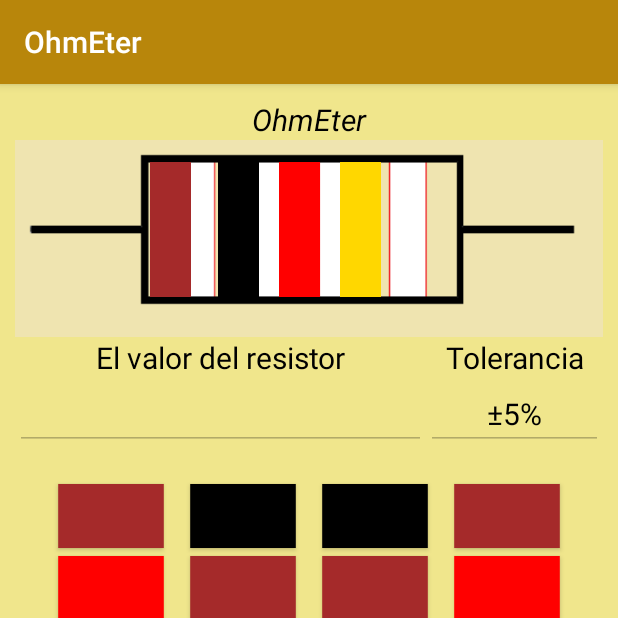
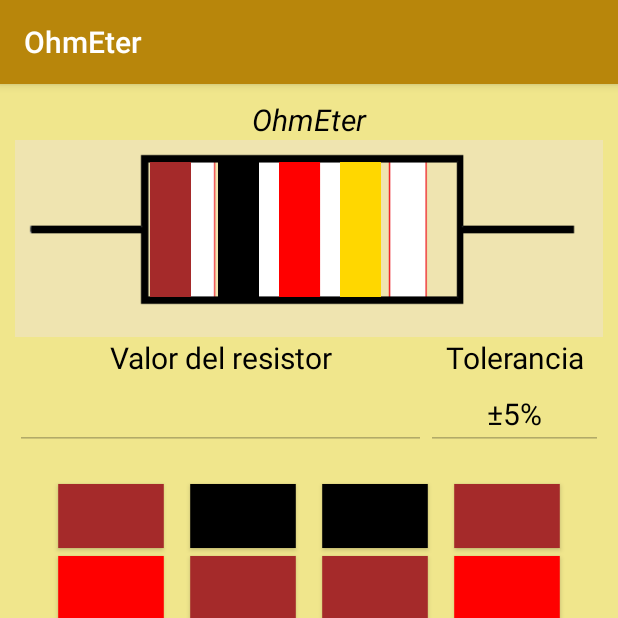
Before and after one commit to edopore/OhmEter, an Android app: the screen it shows after launch (MainActivity), on a phone screen of 412 x 824 dp, the top half of it. Run offline under Robolectric (Android 15) with nearby library versions, the phone set to English and light mode, and no system bars.

Commit message:
Versión Final de la calculadora de resistencias.

```diff
--- a/app/src/main/java/com/example/edopore/formilariosencillo/MainActivity.java
+++ b/app/src/main/java/com/example/edopore/formilariosencillo/MainActivity.java
@@ -20,7 +20,7 @@ public class MainActivity extends AppCompatActivity {
     TextView Tole, Valor;
     int n1, n2;
     double mult;
-    DecimalFormat format = new DecimalFormat("0.0");
+    DecimalFormat format = new DecimalFormat("0.00");
 
     @Override
     protected void onCreate(Bundle savedInstanceState) {
--- a/app/src/main/res/layout/activity_main.xml
+++ b/app/src/main/res/layout/activity_main.xml
@@ -83,8 +83,8 @@
 
                 <TextView
                     android:layout_width="0dp"
+                    android:layout_height="wrap_content"
                     android:layout_weight="0.7"
-                    android:layout_height="wrap_content"
                     android:gravity="center"
                     android:text="@string/Valore"
                     android:textColor="@color/black"
@@ -92,8 +92,8 @@
 
                 <TextView
                     android:layout_width="0dp"
+                    android:layout_height="wrap_content"
                     android:layout_weight="0.3"
-                    android:layout_height="wrap_content"
                     android:gravity="center"
                     android:text="@string/Tole"
                     android:textColor="@color/black"
@@ -130,8 +130,8 @@
                     android:textColor="@color/black"
                     android:textSize="20dp" />
             </LinearLayout>
+        </LinearLayout>
 
-        </LinearLayout>
 
         <LinearLayout
             android:layout_width="match_parent"
--- a/app/src/main/res/values/strings.xml
+++ b/app/src/main/res/values/strings.xml
@@ -1,7 +1,7 @@
 <resources>
     <string name="app_name">OhmEter</string>
     <string name="cal">Calcular</string>
-    <string name="Valore">El valor del resistor</string>
+    <string name="Valore">Valor del resistor</string>
     <string name="Tole">Tolerancia</string>
     <string name="Hola">Bienvenido a OhmEter</string>
     <string name="error">Por favor ingrese el código de colores</string>
```
